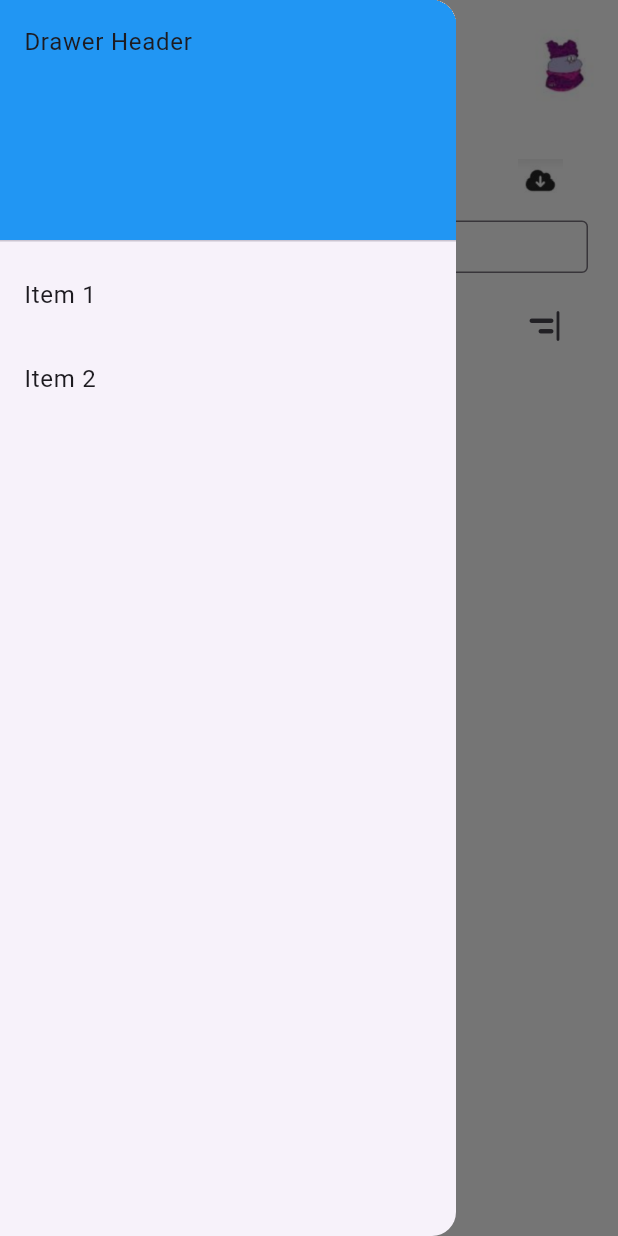
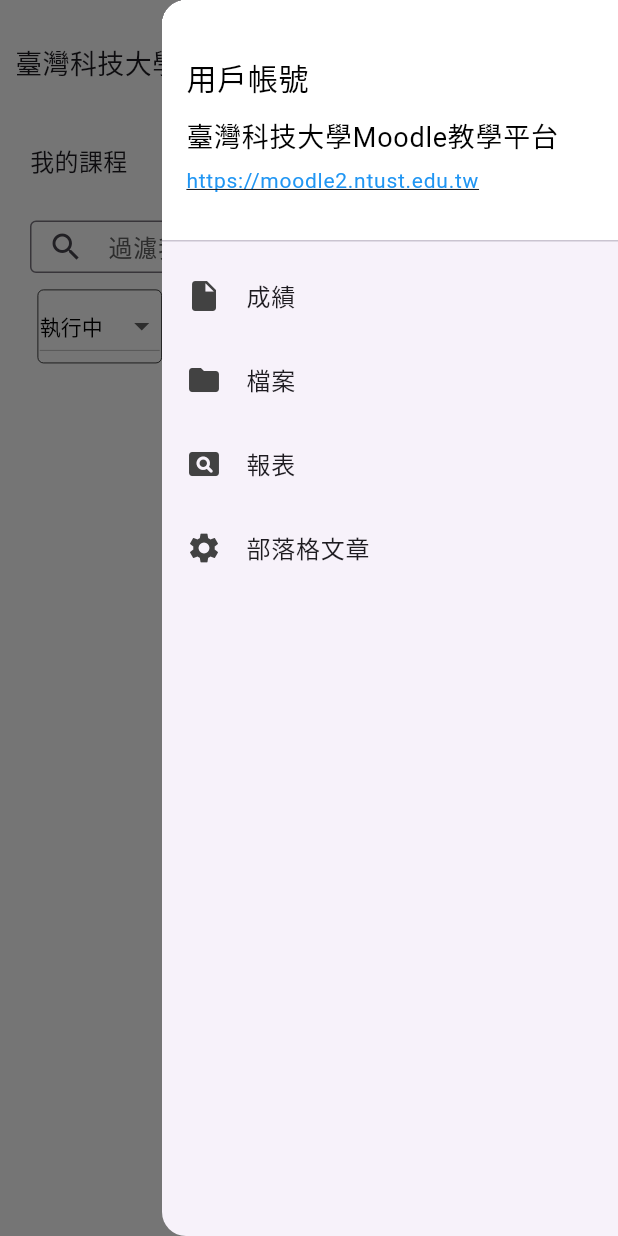
Before and after one commit to FIREFLY12321/moodleclone, a Flutter app: the StudentCoursesMainPage screen opened directly with empty values, with the side drawer open, on a phone screen of 412 x 824 dp. Run offline on Flutter 3.47's test engine with Material 3 defaults, Android fonts, the phone set to English and light mode, and no system bars; our stand-ins replace shared_preferences; accounts and stored records are empty.

Commit message:
實現endDrawer

```diff
--- a/lib/Drawer.dart
+++ b/lib/Drawer.dart
@@ -1,43 +1,78 @@
+import 'package:flutter/cupertino.dart';
 import 'package:flutter/material.dart';
-/*warning
 
-
-                    這裡沒有實作
-
-
-*/
-Widget buildAppDrawer() {
+class CustomDrawer extends StatelessWidget {
+  @override
+  Widget build(BuildContext context) {
     return Drawer(
       child: ListView(
         padding: EdgeInsets.zero,
         children: <Widget>[
           DrawerHeader(
             decoration: BoxDecoration(
-            color: Colors.blue,
+              color: Colors.white, // 改為藍色背景，讓文字清晰可見
             ),
-          child: Text(
-            'Menu',
+            child: Column(
+              crossAxisAlignment: CrossAxisAlignment.start, // 內容左對齊
+              mainAxisAlignment: MainAxisAlignment.center, // 內容垂直居中
+              children: [
+                Text(
+                  '用戶帳號',
                   style: TextStyle(
-              color: Colors.white,
-              fontSize: 24,
+                    color: Colors.black, // 顏色改為白色，與背景對比
+                    fontSize: 20,
                   ),
+                ),
+                SizedBox(height: 10),
+                Text(
+                  '臺灣科技大學Moodle教學平台',
+                  style: TextStyle(
+                    color: Colors.black, // 顏色改為白色，保持一致
+                    fontSize: 18,
+                  ),
+                ),
+                SizedBox(height: 5),
+                Text(
+                  'https://moodle2.ntust.edu.tw',
+                  style: TextStyle(
+                    color: Colors.blue, // 顯眼的顏色，與背景對比
+                    fontSize: 14,
+                    decoration: TextDecoration.underline, // 顯示連結樣式
+                  ),
+                ),
+              ],
             ),
           ),
           ListTile(
-          leading: Icon(Icons.home),
-          title: Text('Home'),
+            leading: Icon(Icons.insert_drive_file, color: Colors.grey[800]), // 圖標顏色設置為藍色
+            title: Text('成績'),
             onTap: () {
-            // Handle navigation or action
+              Navigator.pop(context); // 關閉側拉視窗
             },
           ),
           ListTile(
-          leading: Icon(Icons.settings),
-          title: Text('Settings'),
+            leading: Icon(Icons.folder, color: Colors.grey[800]), // 圖標顏色設置為藍色
+            title: Text('檔案'),
             onTap: () {
-            // Handle navigation or action
+              Navigator.pop(context); // 關閉側拉視窗
+            },
+          ),
+          ListTile(
+            leading: Icon(Icons.pageview_rounded, color: Colors.grey[800]), // 圖標顏色設置為藍色
+            title: Text('報表'),
+            onTap: () {
+              Navigator.pop(context); // 關閉側拉視窗
+            },
+          ),
+          ListTile(
+            leading: Icon(Icons.settings, color: Colors.grey[800]), // 圖標顏色設置為藍色
+            title: Text('部落格文章'),
+            onTap: () {
+              Navigator.pop(context); // 關閉側拉視窗
             },
           ),
         ],
       ),
     );
   }
+}
--- a/lib/StudentCoursesMainPage.dart
+++ b/lib/StudentCoursesMainPage.dart
@@ -1,5 +1,6 @@
 import 'dart:convert';
 import 'package:flutter/material.dart';
+import 'Drawer.dart';
 import 'Quote.dart';
 import 'QuoteClassCard.dart';
 import 'DialogUtils.dart';
@@ -162,36 +163,9 @@
   }
   @override
   Widget build(BuildContext context) {
+    final GlobalKey<ScaffoldState> _scaffoldKey = GlobalKey<ScaffoldState>();
     return Scaffold(
-      // Drawer 定義在這裡
-      // 這邊沒有實作成功
-      //
-      drawer: Drawer(
-        child: ListView(
-          children: [
-            DrawerHeader(
-              decoration: BoxDecoration(
-                color: Colors.blue,
-              ),
-              child: Text('Drawer Header'),
-            ),
-            ListTile(
-              title: Text('Item 1'),
-              onTap: () {
-                // 處理點擊事件
-                Navigator.pop(context); // 關閉 drawer
-              },
-            ),
-            ListTile(
-              title: Text('Item 2'),
-              onTap: () {
-                // 處理點擊事件
-                Navigator.pop(context); // 關閉 drawer
-              },
-            ),
-          ],
-        ),
-      ),
+      key: _scaffoldKey,
       backgroundColor: Colors.white,
       body: Column(
         children: [
@@ -208,7 +182,6 @@
                 ),
                 Spacer(),
                 TextButton(
-                  onPressed: () =>Scaffold.of(context).openDrawer(),
                   child: Row(
                     mainAxisSize: MainAxisSize.min,
                     children: [
@@ -219,6 +192,9 @@
                       ),
                     ],
                   ),
+                  onPressed: (){
+                    _scaffoldKey.currentState?.openEndDrawer();
+                  },
                 ),
                 //here==========================================
               ],
@@ -279,7 +255,7 @@
                           IconButton(
                             icon: Icon(Icons.align_horizontal_right_rounded),
                             onPressed: () {
-                              //                                                 todo::   func that modify user's profile picture
+                              _scaffoldKey.currentState?.openEndDrawer();
                             },
                           ),
                         ],
@@ -300,6 +276,7 @@
           ),
         ],
       ),
+      endDrawer: CustomDrawer(), // 使用外部定義的 Drawer
     );
   }
 }
```
Lines whose indentation alone changed are shown as unchanged.
